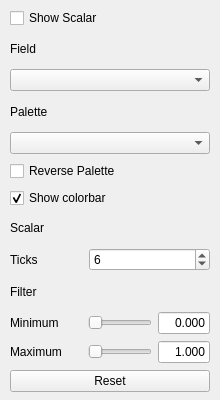
Old version of the form src/ui/scalar_page.ui in the repository thermeng/SciRender.
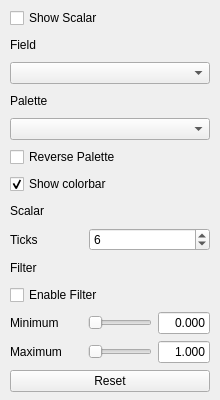
New version of the form.

Commit message: feat: Time series playback using .pvd file + SVG Icons for Side Rail + Enable/Disable Button for Scalar Filters

Diff of the .ui file:
```diff
--- a/src/ui/scalar_page.ui
+++ b/src/ui/scalar_page.ui
@@ -137,6 +137,16 @@
         </property>
        </widget>
       </item>
+       <item>
+        <widget class="QCheckBox" name="filterEnabledCb">
+         <property name="text">
+          <string>Enable Filter</string>
+         </property>
+         <property name="checked">
+          <bool>false</bool>
+         </property>
+        </widget>
+       </item>
       <item>
        <layout class="QHBoxLayout" name="minFilterLayout">
         <property name="spacing">
```
Lines whose indentation alone changed are shown as unchanged. The commit also changes 32 other files.
